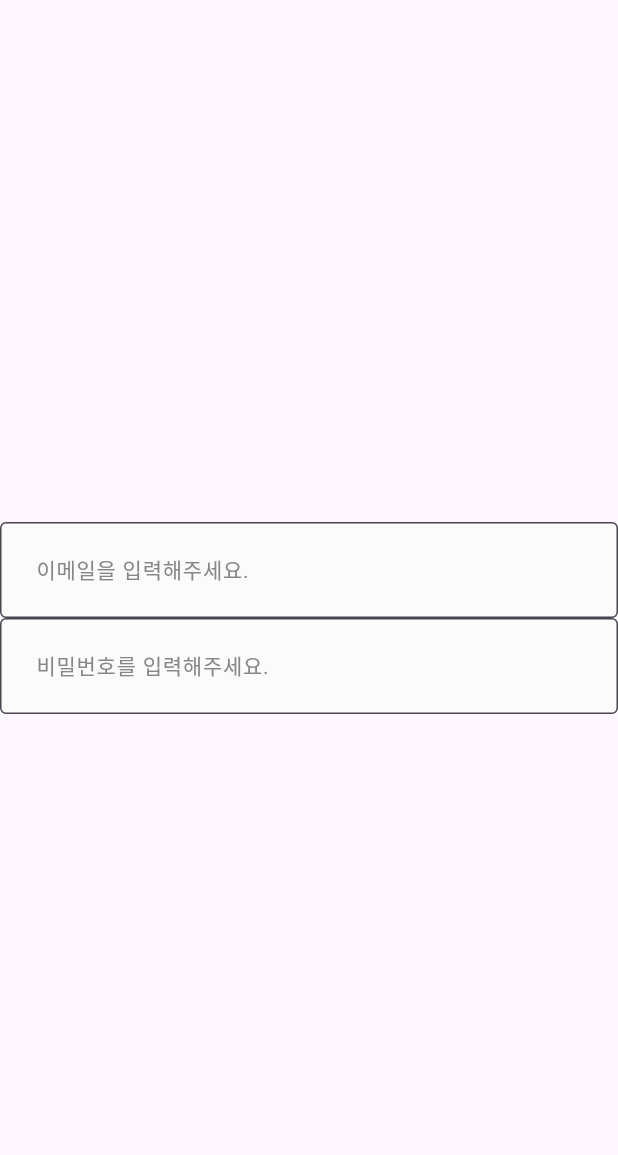
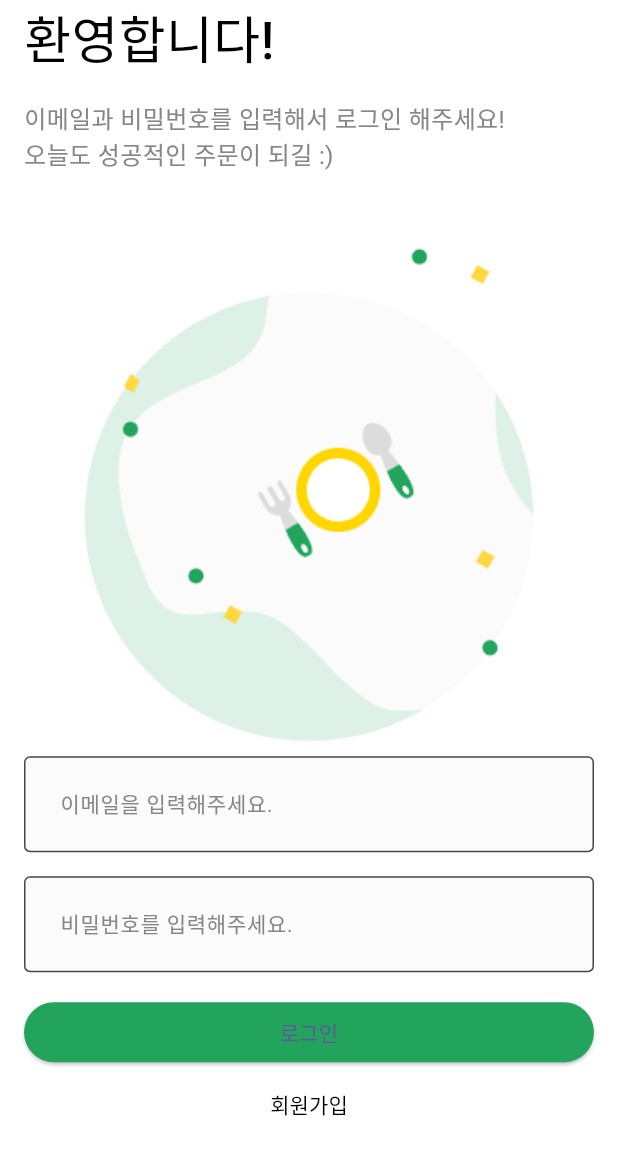
Before and after one commit to wogks/pagination, a Flutter app: the screen it shows after launch, on a phone screen of 412 x 824 dp. Shown: the top 1155 px of the screen. Run offline on Flutter 3.47's test engine with Material 3 defaults, Android fonts, the phone set to English and light mode, and no system bars; our stand-ins replace dio.

Commit message:
Feat: login

```diff
--- /dev/null
+++ b/lib/common/layout/default_layout.dart
@@ -0,0 +1,14 @@
+import 'package:flutter/material.dart';
+
+class DefaultLayout extends StatelessWidget {
+  final Widget child;
+  const DefaultLayout({super.key, required this.child});
+
+  @override
+  Widget build(BuildContext context) {
+    return Scaffold(
+      backgroundColor: Colors.white,
+      body: child,
+    );
+  }
+}
--- a/lib/main.dart
+++ b/lib/main.dart
@@ -1,6 +1,5 @@
-import 'package:codefacprac/common/component/custom_text_form_field.dart';
+import 'package:codefacprac/user/view/login_screen.dart';
 import 'package:flutter/material.dart';
-import 'package:flutter/widgets.dart';
 
 void main() {
   runApp(const _APP());
@@ -11,24 +10,9 @@ class _APP extends StatelessWidget {
 
   @override
   Widget build(BuildContext context) {
-    return MaterialApp(
+    return const MaterialApp(
       debugShowCheckedModeBanner: false,
-      home: Scaffold(
-        body: Column(
-          mainAxisAlignment: MainAxisAlignment.center,
-          children: [
-            CustomTextFormField(
-              hintText: '이메일을 입력해주세요.',
-              onChanged: (String value) {},
-            ),
-            CustomTextFormField(
-              hintText: '비밀번호를 입력해주세요.',
-              onChanged: (String value) {},
-              obscureText: true,
-            ),
-          ],
-        ),
-      ),
+      home: LoginScreen(),
     );
   }
 }
--- /dev/null
+++ b/lib/user/view/login_screen.dart
@@ -0,0 +1,129 @@
+import 'dart:convert';
+import 'dart:io';
+
+import 'package:codefacprac/common/component/custom_text_form_field.dart';
+import 'package:codefacprac/common/const/colors.dart';
+import 'package:codefacprac/common/layout/default_layout.dart';
+import 'package:dio/dio.dart';
+import 'package:flutter/material.dart';
+
+class LoginScreen extends StatelessWidget {
+  const LoginScreen({super.key});
+
+  @override
+  Widget build(BuildContext context) {
+    final dio = Dio();
+    const emulatorIp = '10.0.2.2:3000';
+    const simulatorIp = '127.0.0.1:3000';
+    final ip = Platform.isIOS ? simulatorIp : emulatorIp;
+
+    return DefaultLayout(
+      child: SingleChildScrollView(
+        keyboardDismissBehavior: ScrollViewKeyboardDismissBehavior.onDrag,
+        child: SafeArea(
+          top: true,
+          bottom: false,
+          child: Padding(
+            padding: const EdgeInsets.symmetric(horizontal: 16.0),
+            child: Column(
+              crossAxisAlignment: CrossAxisAlignment.stretch,
+              children: [
+                const _Title(),
+                const SizedBox(height: 16.0),
+                const _SubTitle(),
+                Image.asset(
+                  'asset/img/misc/logo.png',
+                  width: MediaQuery.of(context).size.width / 3 * 2,
+                ),
+                CustomTextFormField(
+                  hintText: '이메일을 입력해주세요.',
+                  onChanged: (String value) {},
+                ),
+                const SizedBox(height: 16.0),
+                CustomTextFormField(
+                  hintText: '비밀번호를 입력해주세요.',
+                  onChanged: (String value) {},
+                  obscureText: true,
+                ),
+                const SizedBox(height: 16.0),
+                ElevatedButton(
+                  onPressed: () async {
+                    const rawString = 'test@codefactory.ai:testtest';
+                    Codec<String, String> stringTobase64 = utf8.fuse(base64);
+
+                    String token = stringTobase64.encode(rawString);
+
+                    final resp = await dio.post(
+                      'http://$ip/auth/login',
+                      options: Options(
+                        headers: {'authorization': ' Basic $token'},
+                      ),
+                    );
+
+                    print(resp.data);
+                  },
+                  style: ElevatedButton.styleFrom(
+                    backgroundColor: PRIMARY_COLOR,
+                  ),
+                  child: const Text(
+                    '로그인',
+                  ),
+                ),
+                TextButton(
+                  onPressed: () async {
+                    const refre =
+                        'eyJhbGciOiJIUzI1NiIsInR5cCI6IkpXVCJ9.eyJ1c2VybmFtZSI6InRlc3RAY29kZWZhY3RvcnkuYWkiLCJzdWIiOiJmNTViMzJkMi00ZDY4LTRjMWUtYTNjYS1kYTlkN2QwZDkyZTUiLCJ0eXBlIjoicmVmcmVzaCIsImlhdCI6MTcxNDA2NjE4OSwiZXhwIjoxNzE0MTUyNTg5fQ.IeUxoW-b0OUwbZbxksl6GYCtnlNpNvR_J80BdrS6anE';
+                    final resp = await dio.post(
+                      'http://$ip/auth/token',
+                      options: Options(
+                        headers: {'authorization': ' Bearer $refre'},
+                      ),
+                    );
+                    print(resp.data);
+                  },
+                  style: TextButton.styleFrom(
+                    foregroundColor: Colors.black,
+                  ),
+                  child: const Text(
+                    '회원가입',
+                  ),
+                ),
+              ],
+            ),
+          ),
+        ),
+      ),
+    );
+  }
+}
+
+class _Title extends StatelessWidget {
+  const _Title();
+
+  @override
+  Widget build(BuildContext context) {
+    return const Text(
+      '환영합니다!',
+      style: TextStyle(
+        fontSize: 34,
+        fontWeight: FontWeight.w500,
+        color: Colors.black,
+      ),
+    );
+  }
+}
+
+class _SubTitle extends StatelessWidget {
+  const _SubTitle();
+
+  @override
+  Widget build(BuildContext context) {
+    return const Text(
+      '이메일과 비밀번호를 입력해서 로그인 해주세요!\n오늘도 성공적인 주문이 되길 :)',
+      style: TextStyle(
+        fontSize: 16,
+        color: BODY_TEXT_COLOR,
+      ),
+    );
+  }
+}
```
Also changed, not shown: pubspec.yaml (+24 -6 lines), asset/img/logo/codefactory_logo.png (added), asset/img/logo/logo.png (added), asset/img/misc/logo.png (added), asset/svg/icon/home.svg (added), asset/svg/icon/orders.svg (added), asset/svg/icon/profile.svg (added), asset/svg/icon/search.svg (added), pubspec.lock, 9 other files.
